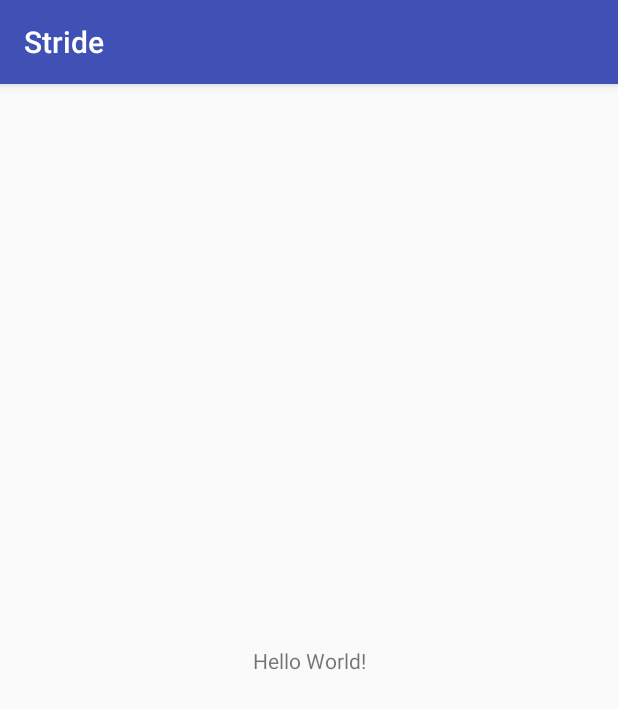
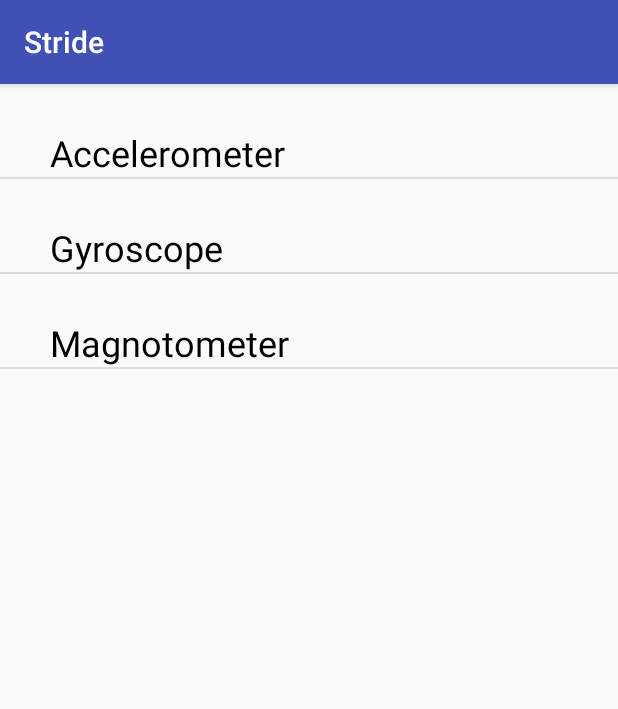
Before and after one commit to rhartnett1233/Stride, an Android app: the MainActivity screen opened directly, with no data from a screen before it, on a phone screen of 412 x 824 dp. Shown: the top 709 px of the screen. Run offline under Robolectric (Android 15) with nearby library versions, the phone set to English and light mode, and no system bars; libraries missing offline, so code that uses them is left out: com.amazonaws.auth, com.amazonaws.mobile, com.amazonaws.mobileconnectors, com.amazonaws.services; 21 statements that could not run were skipped.

Commit message:
partial list updat for applicatcation

```diff
--- a/Application Code/Stride/app/src/main/java/com/example/richie/stride/MainActivity.java
+++ b/Application Code/Stride/app/src/main/java/com/example/richie/stride/MainActivity.java
@@ -1,20 +1,24 @@
 package com.example.richie.stride;
 
 import android.content.Context;
+import android.content.res.Resources;
 import android.os.Bundle;
 import android.support.v7.app.AppCompatActivity;
-
-import com.amazonaws.mobileconnectors.dynamodbv2.dynamodbmapper.DynamoDBMapper;
+import android.widget.ListView;
 
 public class MainActivity extends AppCompatActivity {
-    DynamoDBMapper dynamoDBMapper;
 
-    String userId = "";
+    ListView sensorListView;
+    String[] sensors;
 
     @Override
     protected void onCreate(Bundle savedInstanceState) {
         super.onCreate(savedInstanceState);
         setContentView(R.layout.activity_main);
+
+        Resources res = getResources();
+        sensorListView = (ListView) findViewById( R.id.sensorListView );
+        sensors = res.getStringArray( R.array.sensors );
 
         Context appContext = getApplicationContext();
 
@@ -22,6 +26,9 @@ public class MainActivity extends AppCompatActivity {
         GyroscopeDataDO gyroscopeDataDO = new GyroscopeDataDO( appContext );
         MagnometerDataDO magnometerDataDO = new MagnometerDataDO( appContext );
 
+        SensorAdapter sensorAdapter = new SensorAdapter( this, sensors );
+        sensorListView.setAdapter( sensorAdapter );
+
     }
 
 }
--- /dev/null
+++ b/Application Code/Stride/app/src/main/java/com/example/richie/stride/SensorAdapter.java
@@ -0,0 +1,50 @@
+package com.example.richie.stride;
+
+import android.content.Context;
+import android.view.LayoutInflater;
+import android.view.View;
+import android.view.ViewGroup;
+import android.widget.BaseAdapter;
+import android.widget.TextView;
+
+/**
+ * Created by Richie on 11/9/17.
+ */
+
+public class SensorAdapter extends BaseAdapter {
+
+    String[] sensors;
+    LayoutInflater mInflater;
+
+    public SensorAdapter( Context context, String[] sen ){
+        sensors = sen;
+        mInflater = (LayoutInflater) context.getSystemService( Context.LAYOUT_INFLATER_SERVICE );
+    }
+
+    @Override
+    public int getCount() {
+        return sensors.length;
+    }
+
+    @Override
+    public Object getItem(int i) {
+        return sensors[i];
+    }
+
+    @Override
+    public long getItemId(int i) {
+        return i;
+    }
+
+    @Override
+    public View getView(int i, View view, ViewGroup viewGroup) {
+
+        View v = mInflater.inflate( R.layout.sensor_listview_detail, null );
+        TextView sensorTextView = (TextView) v.findViewById( R.id.sensorTextView );
+
+        String sen = sensors[i];
+
+        sensorTextView.setText( sen );
+        return v;
+    }
+}
--- a/Application Code/Stride/app/src/main/res/layout/activity_main.xml
+++ b/Application Code/Stride/app/src/main/res/layout/activity_main.xml
@@ -6,13 +6,10 @@
     android:layout_height="match_parent"
     tools:context="com.example.richie.stride.MainActivity">
 
-    <TextView
-        android:layout_width="wrap_content"
-        android:layout_height="wrap_content"
-        android:text="Hello World!"
-        app:layout_constraintBottom_toBottomOf="parent"
-        app:layout_constraintLeft_toLeftOf="parent"
-        app:layout_constraintRight_toRightOf="parent"
-        app:layout_constraintTop_toTopOf="parent" />
-
+    <ListView
+        android:id="@+id/sensorListView"
+        android:layout_width="match_parent"
+        android:layout_height="match_parent"
+        tools:layout_editor_absoluteX="8dp"
+        tools:layout_editor_absoluteY="8dp" />
 </android.support.constraint.ConstraintLayout>
--- /dev/null
+++ b/Application Code/Stride/app/src/main/res/layout/sensor_listview_detail.xml
@@ -0,0 +1,16 @@
+<?xml version="1.0" encoding="utf-8"?>
+<RelativeLayout xmlns:android="http://schemas.android.com/apk/res/android"
+    android:layout_width="match_parent" android:layout_height="match_parent">
+
+    <TextView
+        android:id="@+id/sensorTextView"
+        android:layout_width="wrap_content"
+        android:layout_height="wrap_content"
+        android:layout_alignParentStart="true"
+        android:layout_alignParentTop="true"
+        android:layout_marginStart="33dp"
+        android:layout_marginTop="29dp"
+        android:text="Sensor"
+        android:textColor="@android:color/background_dark"
+        android:textSize="24sp" />
+</RelativeLayout>
--- a/Application Code/Stride/app/src/main/res/values/strings.xml
+++ b/Application Code/Stride/app/src/main/res/values/strings.xml
@@ -1,4 +1,9 @@
 <resources>
     <string name="app_name">Stride</string>
     <string name="title_activity_splash">SplashActivity</string>
+    <string-array name="sensors">
+        <item>Accelerometer</item>
+        <item>Gyroscope</item>
+        <item>Magnotometer</item>
+    </string-array>
 </resources>
```
